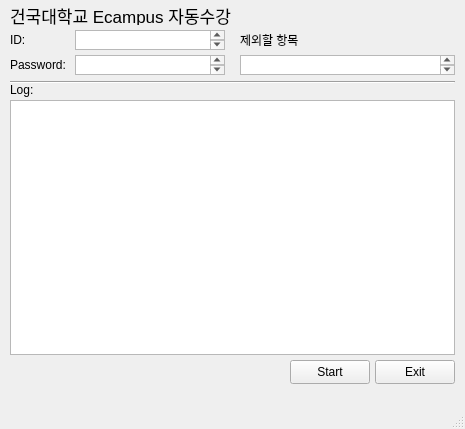
Above: mainwindow.ui from trollonion03/QT_Konkuk_auto_lecture before the change. Below: the same form after it.
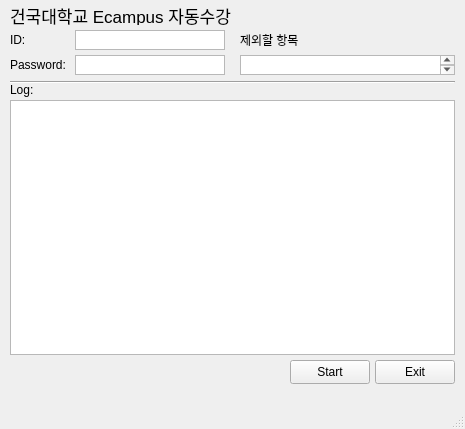
That is the form after the change.

Commit message: [Edit] khe - disable scroll bar on ID/PW box

What changed in the file:
```diff
--- a/mainwindow.ui
+++ b/mainwindow.ui
@@ -41,6 +41,12 @@
       <height>20</height>
      </rect>
     </property>
+    <property name="verticalScrollBarPolicy">
+     <enum>Qt::ScrollBarAlwaysOff</enum>
+    </property>
+    <property name="horizontalScrollBarPolicy">
+     <enum>Qt::ScrollBarAlwaysOff</enum>
+    </property>
    </widget>
    <widget class="QTextEdit" name="text_pw">
     <property name="geometry">
@@ -51,6 +57,12 @@
       <height>20</height>
      </rect>
     </property>
+    <property name="verticalScrollBarPolicy">
+     <enum>Qt::ScrollBarAlwaysOff</enum>
+    </property>
+    <property name="horizontalScrollBarPolicy">
+     <enum>Qt::ScrollBarAlwaysOff</enum>
+    </property>
    </widget>
    <widget class="QLabel" name="label_2">
     <property name="geometry">
```
Left out of the diff: 2 changed lines with no effect on the pictures. The commit also changes 2 other files.
